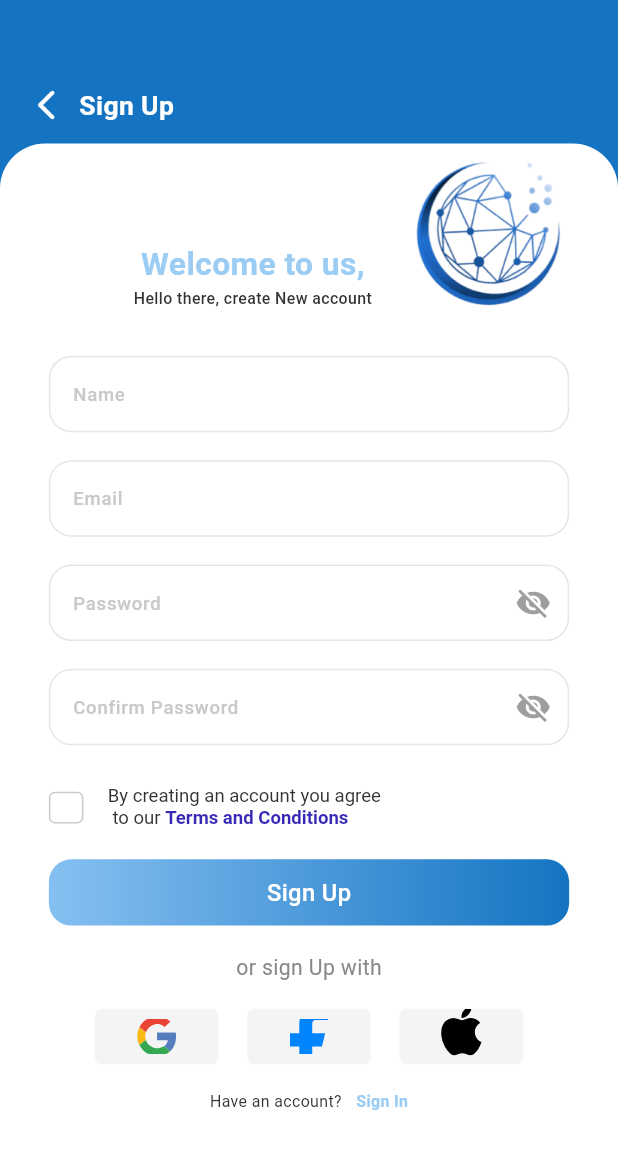
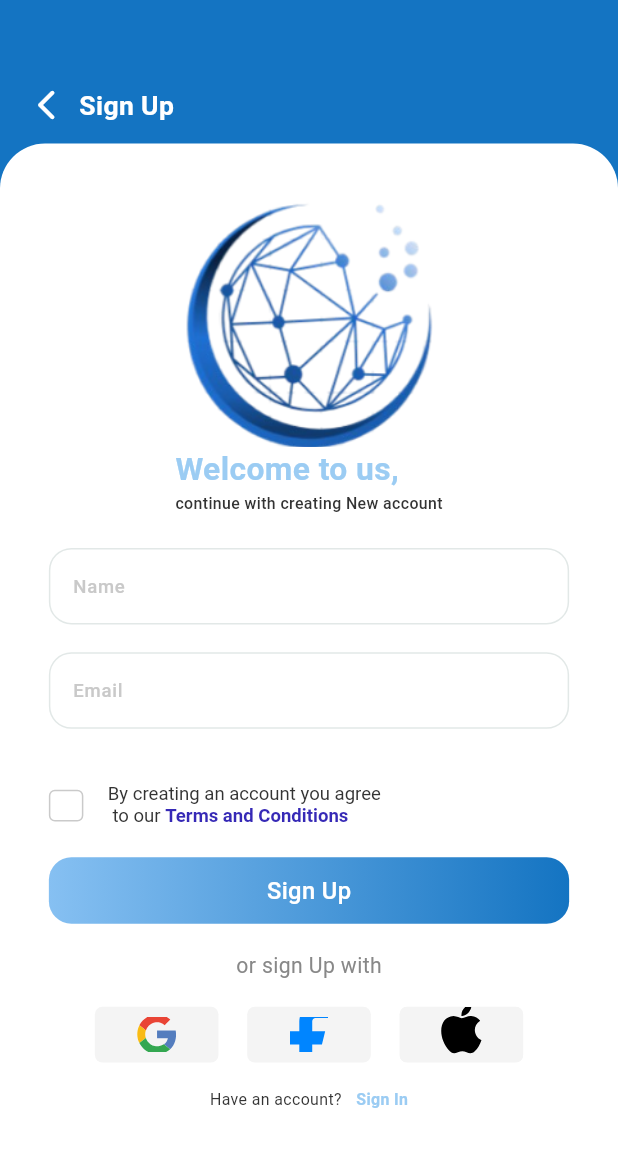
Before and after one commit to TaheBenSaid/ShipNexusApp, a Flutter app: the screen it shows after launch, on a phone screen of 412 x 824 dp. Shown: the top 1149 px of the screen. Run offline on Flutter 3.47's test engine with Material 3 defaults, Android fonts, the phone set to English and light mode, and no system bars; our stand-ins replace dartz, equatable, flutter_screenutil, flutter_svg, internet_connection_checker, shared_preferences; Roboto replaces fonts that are missing (Montserrat, Poppins).

Commit message:
start second sign up screeen

```diff
--- a/lib/core/validations/input_validations.dart
+++ b/lib/core/validations/input_validations.dart
@@ -93,3 +93,10 @@ String? validateEmail(String? value, BuildContext context) {
       ? "Enter a valid email address"
       : null;
 }
+
+String? validateEmptyField(String value, hintText, BuildContext context) {
+  if (value.trim().isEmpty) {
+    return "$hintText ${"can't be blank"}";
+  }
+  return null;
+}
--- /dev/null
+++ b/lib/core/widgets/map_input.dart
@@ -0,0 +1,136 @@
+
+
+import 'package:flutter/cupertino.dart';
+import 'package:flutter/material.dart';
+import 'package:flutter_screenutil/flutter_screenutil.dart';
+import 'package:flutter_svg/svg.dart';
+
+import '../validations/input_validations.dart';
+
+class MapInput extends StatefulWidget {
+  final Function(String, double, double) updateLocation;
+  final TextEditingController stadiumController;
+  double? initialLatitude;
+  double? initialLongitude;
+
+  MapInput({
+    Key? key,
+    required this.updateLocation,
+    required this.stadiumController,
+    this.initialLatitude,
+    this.initialLongitude
+  }) : super(key: key);
+
+  @override
+  _MapInputState createState() => _MapInputState();
+}
+
+class _MapInputState extends State<MapInput> {
+  final GlobalKey<FormState> _formKey = GlobalKey<FormState>();
+
+  bool validate() {
+    final isValid = _formKey.currentState!.validate();
+    return isValid;
+  }
+
+  @override
+  Widget build(BuildContext context) {
+    print('map input::: ${widget.initialLatitude}');
+    return GestureDetector(
+      onTap: (){
+        Navigator.of(context).push(
+          MaterialPageRoute(
+              builder: (context) => MapPage(
+                  initialLatitude: widget.initialLatitude?.toDouble() ?? 0.0,
+                  initialLongitude: widget.initialLongitude?.toDouble() ?? 0.0,
+                  isSearch: true, updateLocation: widget.updateLocation)),
+        );
+      },
+      child: TextFormField(
+        autovalidateMode: AutovalidateMode.onUserInteraction,
+        controller: widget.stadiumController,
+        readOnly: true,
+        style: TextStyle(
+          fontSize: 14.sp,
+          fontFamily: 'Outfit',
+          fontWeight: FontWeight.w400,
+        ),
+        decoration: InputDecoration(
+          disabledBorder: OutlineInputBorder(
+            borderRadius: BorderRadius.circular(ScreenUtil().radius(12)),
+            borderSide: const BorderSide(
+              color: Colors.white,
+            ),
+          ),
+          enabledBorder: OutlineInputBorder(
+            borderRadius: BorderRadius.circular(ScreenUtil().radius(12)),
+            borderSide: const BorderSide(
+              color: Colors.white,
+            ),
+          ),
+          focusedBorder: OutlineInputBorder(
+            borderRadius: BorderRadius.circular(ScreenUtil().radius(12)),
+            borderSide: const BorderSide(
+              color: Colors.white,
+            ),
+          ),
+          isDense: true,
+          errorMaxLines: 1,
+          errorStyle: TextStyle(
+            color: Colors.red,
+            fontSize: 12.sp,
+            fontFamily: 'Outfit',
+            fontWeight: FontWeight.w400,
+          ),
+          errorBorder: OutlineInputBorder(
+            borderRadius: BorderRadius.circular(ScreenUtil().radius(12)),
+            borderSide: const BorderSide(
+              color: Color(0xffF04438),
+            ),
+          ),
+          contentPadding:
+          EdgeInsets.symmetric(vertical: 16.h, horizontal: 11.w),
+          hintText: 'Match Stadium',
+          hintStyle: TextStyle(
+            color:
+            Color(0xFF7D8485),
+            fontSize: 14.sp,
+            fontFamily: 'Outfit',
+            fontWeight: FontWeight.w400,
+          ),
+          filled: true,
+          fillColor: const Color(0x0C212C2D),
+          border: OutlineInputBorder(
+              borderRadius: BorderRadius.circular(ScreenUtil().radius(12)),
+              borderSide:
+              // widget.isRegister
+              //     ?
+              BorderSide(
+                color: Colors.white,
+              )
+            // : BorderSide.none,
+          ),
+          suffixIcon: IconButton(
+            icon: SvgPicture.asset(
+              'assets/icons/map_location.svg',
+              width: 30.h,
+              height: 30.h,
+            ),
+            onPressed: () {
+              Navigator.of(context).push(
+                MaterialPageRoute(
+                    builder: (context) => MapPage(
+                        isSearch: true, initialLatitude: widget.initialLatitude,
+                        initialLongitude: widget.initialLongitude, updateLocation: widget.updateLocation)),
+              );
+            },
+            color: Colors.black,
+          ),
+        ),
+        onTap: () {},
+        validator: (value) =>
+            validateEmptyField(value!, 'Location', context),
+      ),
+    );
+  }
+}
--- /dev/null
+++ b/lib/features/auth/presentation/pages/second_signup_screen.dart
@@ -0,0 +1,428 @@
+import 'package:flutter/cupertino.dart';
+import 'package:flutter/gestures.dart';
+import 'package:flutter/material.dart';
+import 'package:flutter_screenutil/flutter_screenutil.dart';
+import 'package:flutter_svg/flutter_svg.dart';
+import 'package:shipnexusapp/core/ui/colors/colors.dart';
+import 'package:shipnexusapp/features/auth/presentation/pages/signin_screen.dart';
+
+import '../../../../core/ui/custom_text_field.dart';
+import '../../../../core/validations/input_validations.dart';
+
+class SecondSignUpScreen extends StatefulWidget {
+  const SecondSignUpScreen({Key? key}) : super(key: key);
+
+  @override
+  State<SecondSignUpScreen> createState() => _SecondSignUpScreenState();
+}
+
+class _SecondSignUpScreenState extends State<SecondSignUpScreen> {
+  final _formKey = GlobalKey<FormState>();
+  final TextEditingController _nameController = TextEditingController();
+  final TextEditingController _emailController = TextEditingController();
+  final TextEditingController _passwordController = TextEditingController();
+  final TextEditingController _confirmPasswordController =
+      TextEditingController();
+  bool _isChecked = false;
+
+  @override
+  Widget build(BuildContext context) {
+    return Scaffold(
+      body: GestureDetector(
+        onTap: () {
+          FocusScope.of(context).unfocus();
+        },
+        child: Stack(
+          children: [
+            Container(
+              width: double.infinity,
+              decoration: const BoxDecoration(
+                color: AppConstants.primaryColor,
+              ),
+            ),
+            Column(
+              children: [
+                SizedBox(
+                  height: 65.h,
+                ),
+                GestureDetector(
+                  onTap: () {
+                    Navigator.pop(context);
+                  },
+                  child: Row(
+                    children: [
+                      SizedBox(
+                        width: 20.w,
+                      ),
+                      const Icon(
+                        Icons.arrow_back_ios_rounded,
+                        color: Colors.white,
+                      ),
+                      SizedBox(
+                        width: 10.w,
+                      ),
+                      Text(
+                        'Sign Up',
+                        style: TextStyle(
+                          color: Colors.white,
+                          fontSize: 20.sp,
+                          fontFamily: 'Poppins',
+                          fontWeight: FontWeight.w600,
+                        ),
+                      )
+                    ],
+                  ),
+                ),
+                SizedBox(
+                  height: 15.h,
+                ),
+                Container(
+                  width: double.infinity,
+                  height: 0.887.sh,
+                  clipBehavior: Clip.antiAlias,
+                  decoration: const ShapeDecoration(
+                    color: Colors.white,
+                    shape: RoundedRectangleBorder(
+                      borderRadius: BorderRadius.only(
+                        topLeft: Radius.circular(30),
+                        topRight: Radius.circular(30),
+                      ),
+                    ),
+                  ),
+                  child: SingleChildScrollView(
+                    child: Padding(
+                      padding: EdgeInsets.symmetric(horizontal: 34.w),
+                      child: Column(
+                        crossAxisAlignment: CrossAxisAlignment.start,
+                        children: [
+                          SizedBox(
+                            height: 40.h,
+                          ),
+                          // Welcome Text...
+                          Column(
+                            mainAxisAlignment: MainAxisAlignment.start,
+                            crossAxisAlignment: CrossAxisAlignment.start,
+                            children: [
+                              Column(
+                                children: [
+                                  Center(
+                                    child: Image.asset(
+                                      'assets/images/app_logo_blue.png',
+                                      width: 283.w,
+                                      height: 189.h,
+                                      fit: BoxFit.cover,
+                                    ),
+                                  ),
+                                  Column(
+                                    crossAxisAlignment: CrossAxisAlignment.start,
+                                    mainAxisAlignment: MainAxisAlignment.start,
+                                    children: [
+                                      Text(
+                                        'Welcome to us,',
+                                        style: TextStyle(
+                                          color: Color(0xFF9BCCF3),
+                                          fontSize: 24.sp,
+                                          fontFamily: 'Poppins',
+                                          fontWeight: FontWeight.w600,
+                                        ),
+                                      ),
+                                      Text(
+                                        'continue with creating New account',
+                                        style: TextStyle(
+                                          color: Color(0xFF333333),
+                                          fontSize: 12.sp,
+                                          fontFamily: 'Poppins',
+                                          fontWeight: FontWeight.w500,
+                                        ),
+                                      ),
+                                      SizedBox(
+                                        height: 25.h,
+                                      )
+                                    ],
+                                  ),
+                                ],
+                              ),
+                            ],
+                          ),
+                          // Form...
+                          Form(
+                            key: _formKey,
+                            child: Column(
+                              children: [
+                                // Name Text Field...
+                                Container(
+                                  margin: EdgeInsets.only(bottom: 21.0.h),
+                                  child: CustomTextField(
+                                    controller: _nameController,
+                                    isPassword: false,
+                                    placeholder: "Name",
+                                    width: double.infinity,
+                                    textStyle: TextStyle(
+                                      color: Colors.black,
+                                      fontSize: 14.sp,
+                                      fontFamily: 'Montserrat',
+                                      fontWeight: FontWeight.w500,
+                                    ),
+                                    isNumeric: false,
+                                    validator: (value) =>
+                                        validateName(value!, context),
+                                  ),
+                                ),
+                                // Email Text Field...
+                                Container(
+                                  margin: EdgeInsets.only(bottom: 21.0.h),
+                                  child: CustomTextField(
+                                    controller: _emailController,
+                                    isPassword: false,
+                                    placeholder: "Email",
+                                    width: double.infinity,
+                                    textStyle: TextStyle(
+                                      color: Colors.black,
+                                      fontSize: 14.sp,
+                                      fontFamily: 'Montserrat',
+                                      fontWeight: FontWeight.w500,
+                                    ),
+                                    isNumeric: false,
+                                    validator: (value) =>
+                                        validateEmail(value!, context),
+                                  ),
+                                ),
+                              ],
+                            ),
+                          ),
+                          SizedBox(
+                            height: 20.h,
+                          ),
+                          // Checkbox and text...
+                          Row(
+                            children: [
+                              GestureDetector(
+                                onTap: () {
+                                  setState(() {
+                                    _isChecked = !_isChecked;
+                                  });
+                                },
+                                child: Container(
+                                  margin: EdgeInsets.only(right: 5.w),
+                                  width: 24.w,
+                                  height: 24.h,
+                                  decoration: BoxDecoration(
+                                    color: Colors.white,
+                                    border: Border.all(
+                                      color: _isChecked
+                                          ? const Color(0xFF3629B6)
+                                          : const Color(0xFFCACACA),
+                                      width: 1,
+                                    ),
+                                    borderRadius: BorderRadius.circular(4),
+                                  ),
+                                  child: _isChecked
+                                      ? const Icon(
+                                          Icons.check,
+                                          color: Color(0xFF3629B6),
+                                          size: 16,
+                                        )
+                                      : null,
+                                ),
+                              ),
+                              SizedBox(
+                                width: 12.w,
+                              ),
+                              RichText(
+                                text: TextSpan(
+                                  text:
+                                      'By creating an account you agree \n to our ',
+                                  style: TextStyle(
+                                    color: Color(0xFF333333),
+                                    fontSize: 14.sp,
+                                    fontFamily: 'Poppins',
+                                    fontWeight: FontWeight.w400,
+                                  ),
+                                  children: [
+                                    TextSpan(
+                                      text: 'Terms and Conditions',
+                                      style: TextStyle(
+                                        color: Color(0xFF3629B6),
+                                        fontSize: 14.sp,
+                                        fontFamily: 'Poppins',
+                                        fontWeight: FontWeight.w600,
+                                        height: 0.08,
+                                      ),
+                                      recognizer: TapGestureRecognizer()
+                                        ..onTap = () {
+                                          // Navigate to the terms and conditions page
+                                        },
+                                    ),
+                                  ],
+                                ),
+                              ),
+                            ],
+                          ),
+                          SizedBox(
+                            height: 22.h,
+                          ),
+                          // Sign Up Button...
+                          InkWell(
+                            onTap: () {
+                              if (_formKey.currentState!.validate()) {
+                                // Call the sign up API
+                              }
+                            },
+                            child: Container(
+                              alignment: Alignment.center,
+                              width: double.infinity,
+                              height: 50.h,
+                              decoration: ShapeDecoration(
+                                gradient: const LinearGradient(
+                                  begin: Alignment(1.00, -0.01),
+                                  end: Alignment(-1, 0.01),
+                                  colors: [
+                                    Color(0xFF1474C2),
+                                    Color(0xFF86C0F2)
+                                  ],
+                                ),
+                                shape: RoundedRectangleBorder(
+                                  borderRadius: BorderRadius.circular(15),
+                                ),
+                              ),
+                              child: Text(
+                                'Sign Up',
+                                style: TextStyle(
+                                  color: Colors.white,
+                                  fontSize: 17.92.sp,
+                                  fontFamily: 'Poppins',
+                                  fontWeight: FontWeight.w500,
+                                ),
+                              ),
+                            ),
+                          ),
+                          SizedBox(
+                            height: 20.h,
+                          ),
+                          Center(
+                            child: Text(
+                              'or sign Up with',
+                              style: TextStyle(
+                                color: const Color(0xFF888888),
+                                fontSize: 16.sp,
+                                fontFamily: 'Poppins',
+                                fontWeight: FontWeight.w400,
+                              ),
+                            ),
+                          ),
+                          SizedBox(
+                            height: 20.h,
+                          ),
+                          Row(
+                            mainAxisAlignment: MainAxisAlignment.center,
+                            children: [
+                              Container(
+                                alignment: Alignment.center,
+                                width: 86.w,
+                                height: 42.h,
+                                clipBehavior: Clip.antiAlias,
+                                decoration: ShapeDecoration(
+                                  color: Color(0xFFF4F4F4),
+                                  shape: RoundedRectangleBorder(
+                                      borderRadius: BorderRadius.circular(5)),
+                                ),
+                                child: SvgPicture.asset(
+                                  'assets/icons/google.svg',
+                                  width: 27.w,
+                                  height: 27.h,
+                                  fit: BoxFit.cover,
+                                ),
+                              ),
+                              SizedBox(
+                                width: 20.w,
+                              ),
+                              Container(
+                                alignment: Alignment.center,
+                                width: 86.w,
+                                height: 42.h,
+                                clipBehavior: Clip.antiAlias,
+                                decoration: ShapeDecoration(
+                                  color: Color(0xFFF4F4F4),
+                                  shape: RoundedRectangleBorder(
+                                      borderRadius: BorderRadius.circular(5)),
+                                ),
+                                child: SvgPicture.asset(
+                                  'assets/icons/facebook.svg',
+                                  width: 27.w,
+                                  height: 27.h,
+                                  fit: BoxFit.cover,
+                                ),
+                              ),
+                              SizedBox(
+                                width: 20.w,
+                              ),
+                              Container(
+                                width: 86.w,
+                                height: 42.h,
+                                clipBehavior: Clip.antiAlias,
+                                decoration: ShapeDecoration(
+                                  color: const Color(0xFFF4F4F4),
+                                  shape: RoundedRectangleBorder(
+                                      borderRadius: BorderRadius.circular(5)),
+                                ),
+                                child: SvgPicture.asset(
+                                  'assets/icons/apple.svg',
+                                  width: 27.w,
+                                  height: 27.h,
+                                  fit: BoxFit.cover,
+                                ),
+                              ),
+                            ],
+                          ),
+                          SizedBox(
+                            height: 20.h,
+                          ),
+                          Row(
+                            mainAxisAlignment: MainAxisAlignment.center,
+                            children: [
+                              Text(
+                                'Have an account?',
+                                style: TextStyle(
+                                  color: Color(0xFF333333),
+                                  fontSize: 12.sp,
+                                  fontFamily: 'Poppins',
+                                  fontWeight: FontWeight.w400,
+                                ),
+                              ),
+                              SizedBox(
+                                width: 10.w,
+                              ),
+                              InkWell(
+                                onTap: () {
+                                  Navigator.push(
+                                    context,
+                                    MaterialPageRoute(
+                                      builder: (context) => SignInScreen(),
+                                    ),
+                                  );
+                                },
+                                child: Text(
+                                  'Sign In',
+                                  style: TextStyle(
+                                    color: Color(0xFF9BCCF3),
+                                    fontSize: 12.sp,
+                                    fontFamily: 'Poppins',
+                                    fontWeight: FontWeight.w600,
+                                  ),
+                                ),
+                              ),
+                            ],
+                          )
+                        ],
+                      ),
+                    ),
+                  ),
+                ),
+              ],
+            ),
+          ],
+        ),
+      ),
+    );
+  }
+}
--- a/lib/main.dart
+++ b/lib/main.dart
@@ -2,6 +2,7 @@ import 'package:flutter/material.dart';
 import 'package:flutter_screenutil/flutter_screenutil.dart';
 
 import 'core/app_theme.dart';
+import 'features/auth/presentation/pages/second_signup_screen.dart';
 import 'features/auth/presentation/pages/signup_screen.dart';
 
 void main() => runApp(MyApp());
@@ -15,7 +16,7 @@ class MyApp extends StatelessWidget {
       child: MaterialApp(
         debugShowCheckedModeBanner: false,
         theme: appTheme,
-        home: SignUpScreen(),
+        home: SecondSignUpScreen(),
       ),
     );
   }
```
